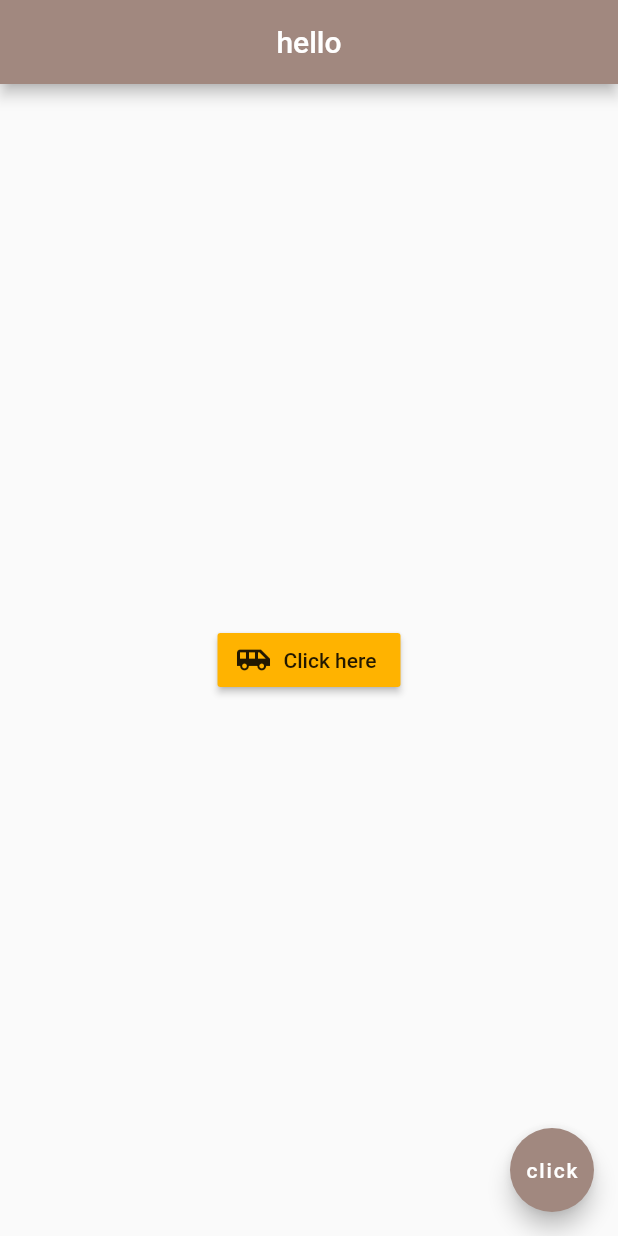
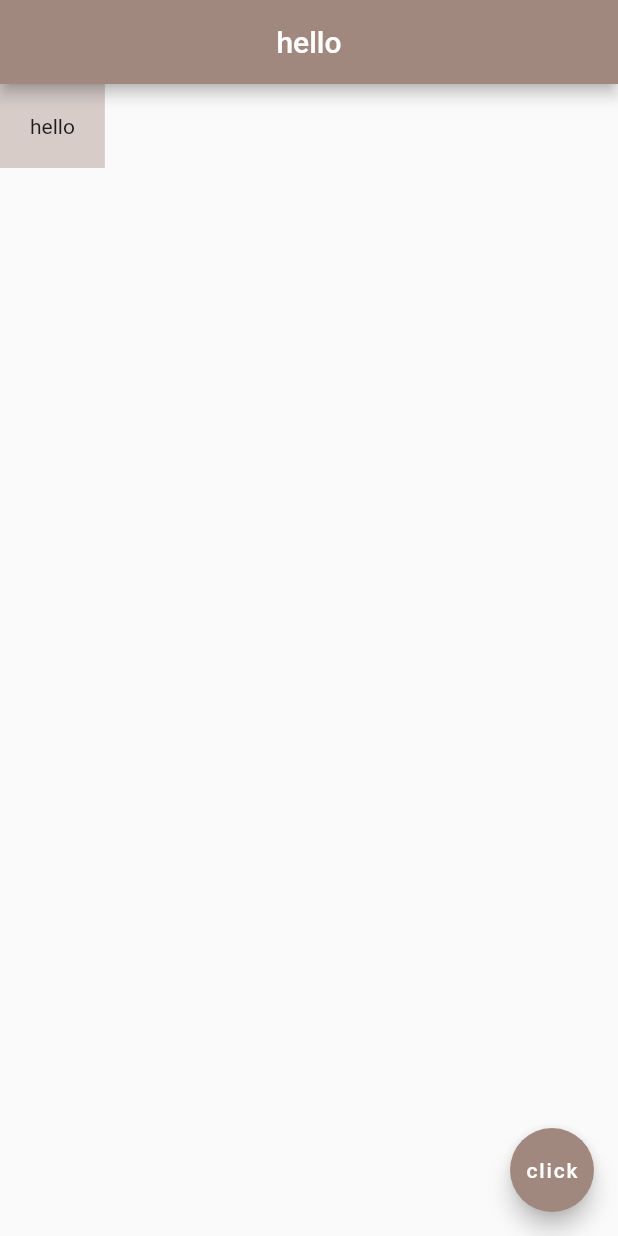
Before and after one commit to Mohammed-Benotmane/Flutter-Tutorial, a Flutter app: the screen it shows after launch, on a phone screen of 412 x 824 dp. Run offline on Flutter 3.47's test engine with Material 2 defaults, Android fonts, the phone set to English and light mode, and no system bars.

Commit message:
add container

```diff
--- a/lib/main.dart
+++ b/lib/main.dart
@@ -13,15 +13,10 @@ class Home extends StatelessWidget {
         centerTitle: true,
         backgroundColor: Colors.brown[300],
       ),
-      body: Center(
-        child: RaisedButton.icon(
-          onPressed: (){},
-          label: Text('Click here'),
-          icon: Icon(
-            Icons.airport_shuttle,
-          ),
-          color: Colors.amber[600],
-        ),
+      body: Container(
+        padding: EdgeInsets.all(20.0),
+        color: Colors.brown[100],
+        child: Text('hello'),
       ),
       floatingActionButton: FloatingActionButton(
         onPressed: () {},
```
